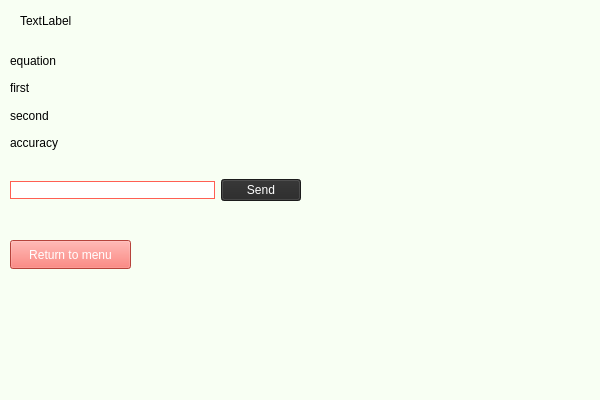
Old version of the form 1/client1/task_one.ui in the repository dmntrx/TechProg.
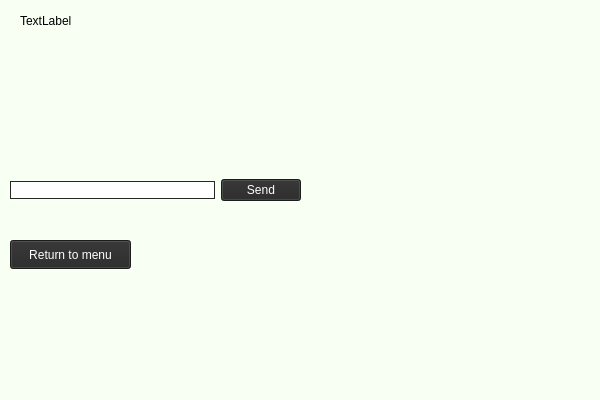
New version of the form.

Commit message:
working code with task stubs
done: task windows completed with stubs
fully working code (client + server)
needed: task2 implementation

What changed in the file:
```diff
--- a/1/client1/task_one.ui
+++ b/1/client1/task_one.ui
@@ -56,9 +56,9 @@
     </rect>
    </property>
    <property name="styleSheet">
-    <string notr="true">background-color: rgb(255, 94, 83);
+    <string notr="true">background-color: rgb(39, 39, 39);
 color: rgb(255, 255, 255);
-font: 9pt &quot;Segoe Print&quot;;</string>
+font: 300 9pt &quot;Yu Gothic UI Light&quot;;</string>
    </property>
    <property name="text">
     <string>Return to menu</string>
@@ -77,28 +77,28 @@
     <item>
      <widget class="QLabel" name="label_5">
       <property name="text">
-       <string>equation</string>
+       <string/>
       </property>
      </widget>
     </item>
     <item>
      <widget class="QLabel" name="label_first">
       <property name="text">
-       <string>first</string>
+       <string/>
       </property>
      </widget>
     </item>
     <item>
      <widget class="QLabel" name="label_second">
       <property name="text">
-       <string>second</string>
+       <string/>
       </property>
      </widget>
     </item>
     <item>
      <widget class="QLabel" name="label_accuracy">
       <property name="text">
-       <string>accuracy</string>
+       <string/>
       </property>
      </widget>
     </item>
@@ -119,10 +119,11 @@
       <property name="styleSheet">
        <string notr="true">QLineEdit
 {
-	border: 1px solid rgb(255,94,83);
+	border: 1px solid rgb(39,39,39);
 	border-radius: 550px;
 	background-color: rgb(255,255,255);
-}</string>
+}
+</string>
       </property>
      </widget>
     </item>
```
Left out of the diff: 5 changed lines with no effect on the pictures. The commit also changes 29 other files.
